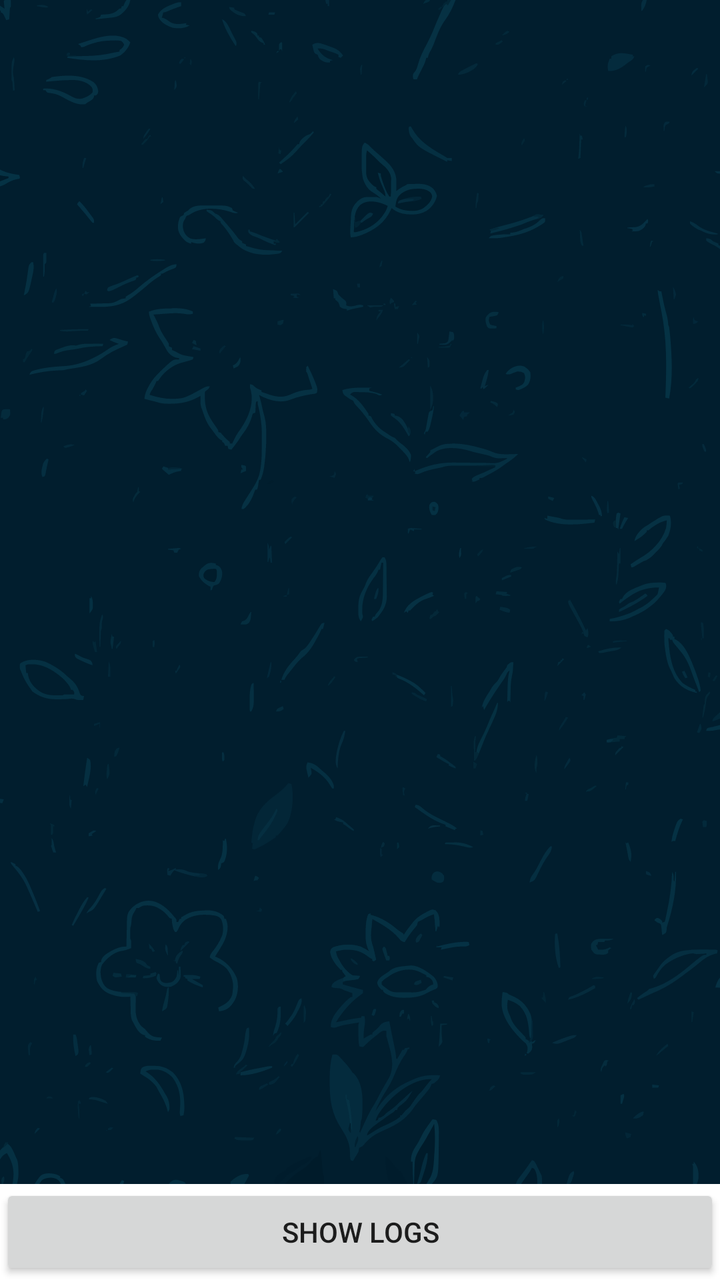
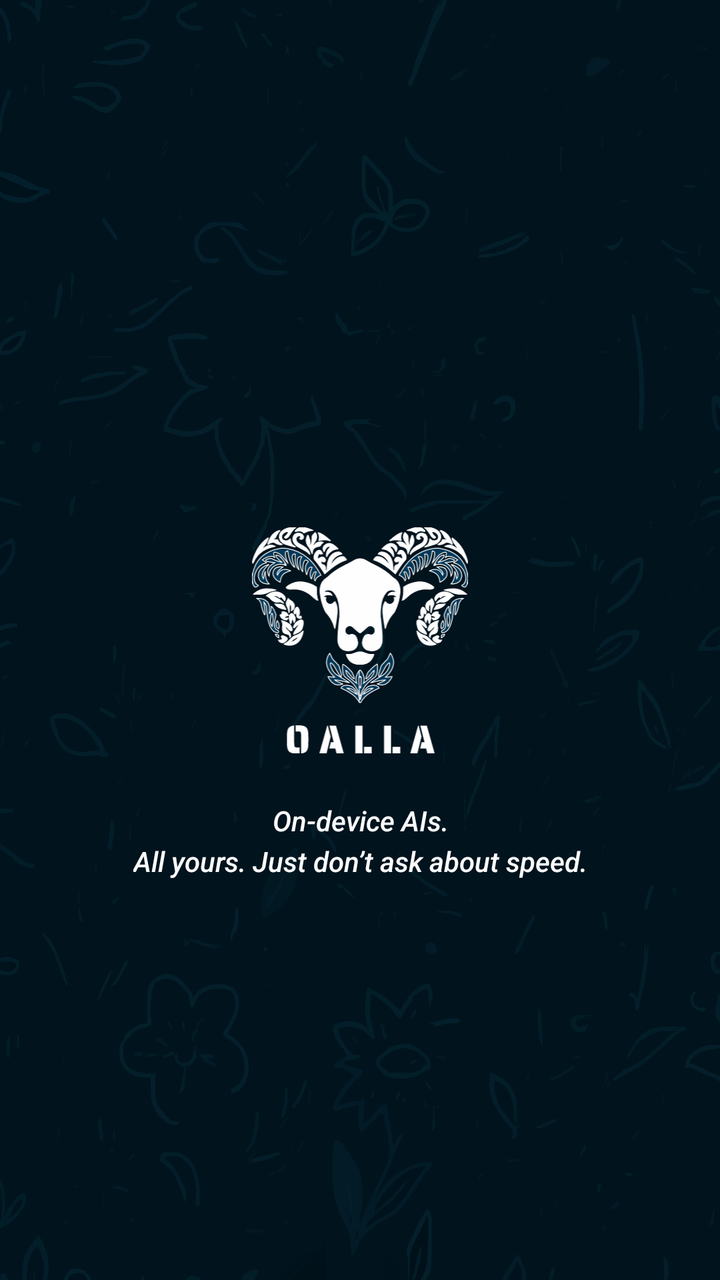

Compare the two renders of this Android layout. The source of the first and the diff that turns it into the second are given below.
<!-- AndroidManifest.xml: activity theme Theme.Oalla -->
<!-- res/layout/activity_main.xml -->
<?xml version="1.0" encoding="utf-8"?>
<LinearLayout xmlns:android="http://schemas.android.com/apk/res/android"
    android:id="@+id/main_layout"
    android:layout_width="match_parent"
    android:layout_height="match_parent"
    android:orientation="vertical">

    
    <ImageView
        android:id="@+id/placeholder_image"
        android:layout_width="match_parent"
        android:layout_height="0dp"
        android:layout_weight="0.7"
        android:scaleType="centerCrop"
        android:src="@drawable/bunga_palette_optimized" />

    
    <WebView
        android:id="@+id/webview"
        android:layout_width="match_parent"
        android:layout_height="0dp"
        android:layout_weight="0.7"
        android:visibility="gone" />

    
    <Button
        android:id="@+id/toggleLogButton"
        android:layout_width="match_parent"
        android:layout_height="wrap_content"
        android:text="Show Logs" />

    
    <ScrollView
        android:id="@+id/logScroll"
        android:layout_width="match_parent"
        android:layout_height="0dp"
        android:layout_weight="0"
        android:background="#000000"
        android:visibility="gone">

        <TextView
            android:id="@+id/log_output"
            android:layout_width="match_parent"
            android:layout_height="wrap_content"
            android:textColor="#00FF00"
            android:textIsSelectable="true"
            android:textSize="12sp"
            android:padding="8dp"
            android:typeface="monospace" />
    </ScrollView>
</LinearLayout>
<!-- resources referenced by this layout -->
<resources>
  <!-- drawable bunga_palette_optimized: vector/xml drawable (drawable, 114888 chars, omitted) -->
  <style name="Theme.Oalla" parent="Theme.MaterialComponents.DayNight.NoActionBar">
          
          <item name="colorPrimary">@color/purple_500</item>
          <item name="colorPrimaryVariant">@color/purple_700</item>
          <item name="colorOnPrimary">@color/white</item>
          
          <item name="colorSecondary">@color/teal_200</item>
          <item name="colorSecondaryVariant">@color/teal_700</item>
          <item name="colorOnSecondary">@color/black</item>
          
          <item name="android:statusBarColor">?attr/colorPrimaryVariant</item>
          
      </style>
  <color name="purple_500">#FF6200EE</color>
  <color name="purple_700">#FF3700B3</color>
  <color name="white">#FFFFFFFF</color>
  <color name="teal_200">#FF03DAC5</color>
  <color name="teal_700">#FF018786</color>
  <color name="black">#FF000000</color>
</resources>

<!-- the commit's change to res/layout/activity_main.xml (unified diff, before → after) -->
@@ -1,51 +1,112 @@
 <?xml version="1.0" encoding="utf-8"?>
-<LinearLayout xmlns:android="http://schemas.android.com/apk/res/android"
-    android:id="@+id/main_layout"
+<FrameLayout xmlns:android="http://schemas.android.com/apk/res/android"
+    xmlns:app="http://schemas.android.com/apk/res-auto"
+    android:id="@+id/root_layout"
     android:layout_width="match_parent"
     android:layout_height="match_parent"
-    android:orientation="vertical">
+    android:fitsSystemWindows="true">
 
     
-    <ImageView
-        android:id="@+id/placeholder_image"
+    <LinearLayout
+        android:id="@+id/main_content"
+        android:orientation="vertical"
         android:layout_width="match_parent"
-        android:layout_height="0dp"
-        android:layout_weight="0.7"
-        android:scaleType="centerCrop"
-        android:src="@drawable/bunga_palette_optimized" />
+        android:layout_height="match_parent">
+
+        
+        <androidx.viewpager2.widget.ViewPager2
+            android:id="@+id/view_pager"
+            android:layout_width="match_parent"
+            android:layout_height="0dp"
+            android:layout_weight="1" />
+
+        
+        <com.google.android.material.bottomnavigation.BottomNavigationView
+            android:id="@+id/bottom_navigation"
+            android:layout_width="match_parent"
+            android:layout_height="wrap_content"
+            android:visibility="gone"
+            android:background="@color/blue_dark"
+            app:itemIconTint="@color/nav_item_color"
+            app:itemTextColor="@color/nav_item_color"
+            app:menu="@menu/bottom_nav_menu"
+            app:labelVisibilityMode="labeled" />
+
+        
+        <ScrollView
+            android:id="@+id/logScroll"
+            android:layout_width="match_parent"
+            android:layout_height="280dp"
+            android:background="#000000"
+            android:visibility="gone">
+            <TextView
+                android:id="@+id/log_output"
+                android:layout_width="match_parent"
+                android:layout_height="wrap_content"
+                android:textColor="#00FF00"
+                android:textIsSelectable="true"
+                android:textSize="12sp"
+                android:padding="8dp"
+                android:typeface="monospace" />
+        </ScrollView>
+    </LinearLayout>
 
     
-    <WebView
-        android:id="@+id/webview"
+    <androidx.constraintlayout.widget.ConstraintLayout
+        android:id="@+id/splash_overlay"
         android:layout_width="match_parent"
-        android:layout_height="0dp"
-        android:layout_weight="0.7"
-        android:visibility="gone" />
+        android:layout_height="match_parent"
+        android:visibility="visible"
+        android:background="@drawable/bunga_palette_optimized">
 
-    
-    <Button
-        android:id="@+id/toggleLogButton"
-        android:layout_width="match_parent"
-        android:layout_height="wrap_content"
-        android:text="Show Logs" />
+        <View
+            android:id="@+id/overlay"
+            android:layout_width="0dp"
+            android:layout_height="0dp"
+            android:background="#60000000"
+            app:layout_constraintTop_toTopOf="parent"
+            app:layout_constraintBottom_toBottomOf="parent"
+            app:layout_constraintStart_toStartOf="parent"
+            app:layout_constraintEnd_toEndOf="parent" />
 
-    
-    <ScrollView
-        android:id="@+id/logScroll"
-        android:layout_width="match_parent"
-        android:layout_height="0dp"
-        android:layout_weight="0"
-        android:background="#000000"
-        android:visibility="gone">
+        <ImageView
+            android:id="@+id/logo"
+            android:layout_width="0dp"
+            android:layout_height="wrap_content"
+            android:adjustViewBounds="true"
+            android:src="@drawable/oalla_logo_new_min"
+            android:contentDescription="@string/app_name"
+            app:layout_constraintWidth_percent="0.3"
+            app:layout_constraintTop_toTopOf="parent"
+            app:layout_constraintBottom_toBottomOf="parent"
+            app:layout_constraintStart_toStartOf="parent"
+            app:layout_constraintEnd_toEndOf="parent" />
 
         <TextView
-            android:id="@+id/log_output"
-            android:layout_width="match_parent"
+            android:id="@+id/tagline"
+            android:layout_width="wrap_content"
             android:layout_height="wrap_content"
-            android:textColor="#00FF00"
-            android:textIsSelectable="true"
-            android:textSize="12sp"
-            android:padding="8dp"
-            android:typeface="monospace" />
-    </ScrollView>
-</LinearLayout>
+            android:text="@string/app_tagline"
+            android:fontFamily="sans-serif-medium"
+            android:textColor="@color/a_bit_grey"
+            android:gravity="center"
+            android:lineSpacingExtra="4dp"
+            android:textStyle="italic"
+            app:layout_constraintTop_toBottomOf="@id/logo"
+            app:layout_constraintStart_toStartOf="parent"
+            app:layout_constraintEnd_toEndOf="parent"
+            android:layout_marginTop="24dp" />
+    </androidx.constraintlayout.widget.ConstraintLayout>
+
+    <Button
+        android:id="@+id/log_toggle_button"
+        android:layout_width="wrap_content"
+        android:layout_height="wrap_content"
+        android:text="LOG"
+        android:backgroundTint="@color/blue_dark"
+        android:textColor="@android:color/white"
+        android:visibility="gone"
+        android:elevation="6dp"
+        android:layout_gravity="end|bottom"
+        android:layout_margin="16dp" />
+</FrameLayout>
<!-- resource entries referenced after the edit -->
@@ -1,6 +1,11 @@
 <!-- resources referenced by this layout -->
 <resources>
+  <color name="a_bit_grey">#fbfbfb</color>
+  <color name="blue_dark">#001a2e</color>
   <!-- drawable bunga_palette_optimized: vector/xml drawable (drawable, 114888 chars, omitted) -->
+  <!-- drawable oalla_logo_new_min: vector/xml drawable (drawable, 93238 chars, omitted) -->
+  <string name="app_name">Oalla</string>
+  <string name="app_tagline">On-device AIs.\nAll yours. Just don’t ask about speed.</string>
   <style name="Theme.Oalla" parent="Theme.MaterialComponents.DayNight.NoActionBar">
           
           <item name="colorPrimary">@color/purple_500</item>
@@ -12,7 +17,7 @@
           <item name="colorOnSecondary">@color/black</item>
           
           <item name="android:statusBarColor">?attr/colorPrimaryVariant</item>
-          
+          <item name="android:windowBackground">@color/blue_dark</item>
       </style>
   <color name="purple_500">#FF6200EE</color>
   <color name="purple_700">#FF3700B3</color>
